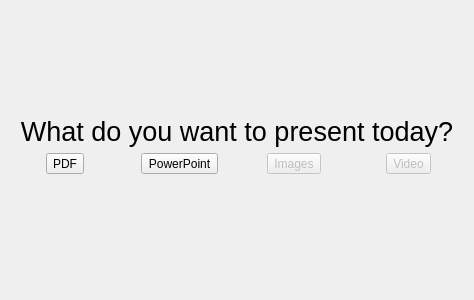
This is presentation/welcomepane.ui in genosse-einhorn/FishyRecorder as Qt 5 draws it before an edit. The edited form follows.
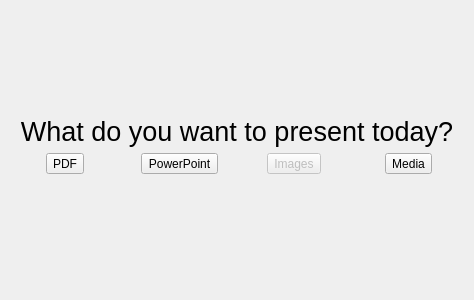
This is the edited form. Icons and pictures are not drawn.

Commit message:
Introduce the media presenter
Yes, it can present audio and video. And it does so quite
reliably, at least on windows. However, it still crashes
occasionally on my Fedora machine, and there might be other
bugs lurking within.

```diff
--- a/presentation/welcomepane.ui
+++ b/presentation/welcomepane.ui
@@ -80,11 +80,8 @@
    </item>
    <item row="1" column="3" alignment="Qt::AlignHCenter|Qt::AlignTop">
     <widget class="QToolButton" name="openVideoButton">
-     <property name="enabled">
-      <bool>false</bool>
-     </property>
      <property name="text">
-      <string>Video</string>
+      <string>Media</string>
      </property>
      <property name="icon">
       <iconset resource="../res/stuff.qrc">
```
The commit also changes 12 other files.
